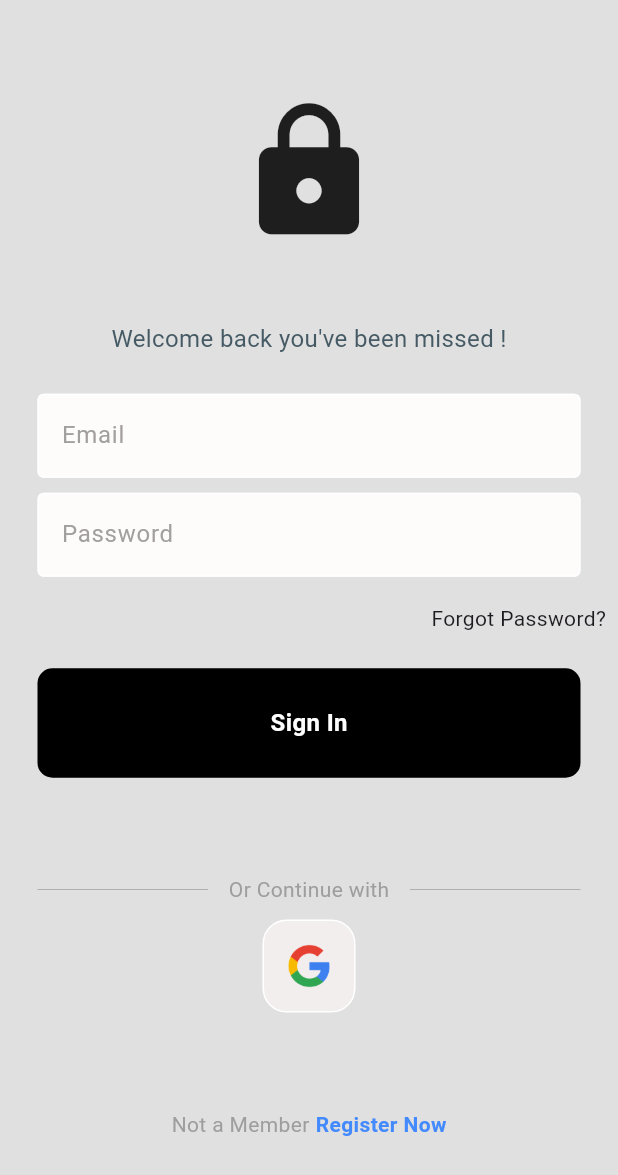
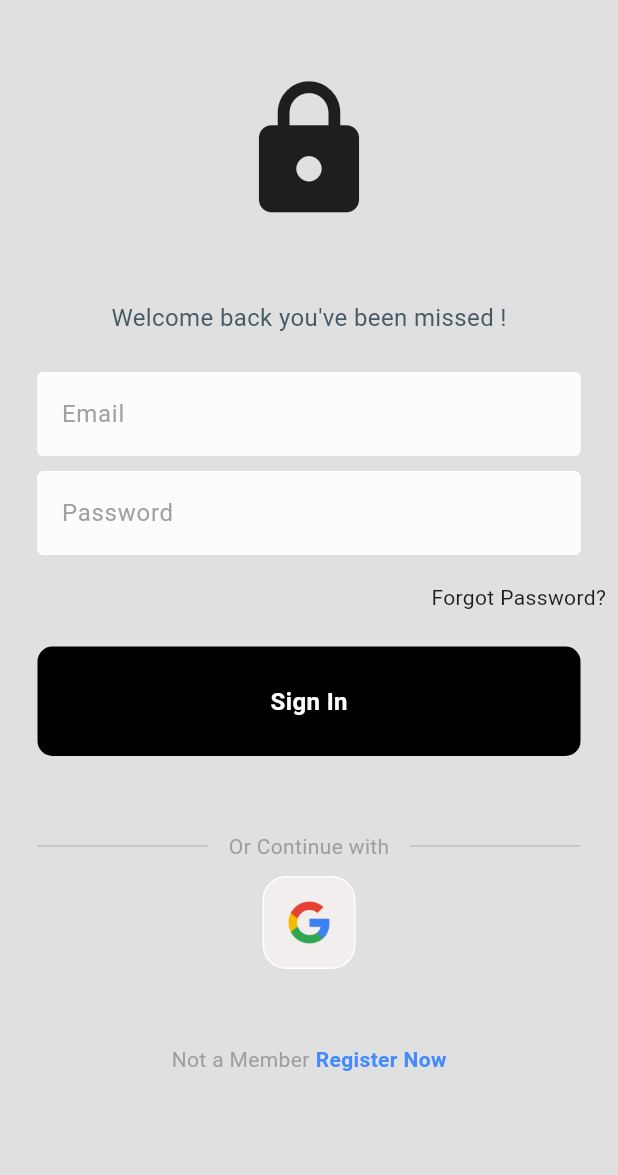
Before and after one commit to UDARALAKSHITHA23/BMI_CAL, a Flutter app: the screen it shows after launch, on a phone screen of 412 x 824 dp. Shown: the top 1175 px of the screen. Run offline on Flutter 3.47's test engine with Material 3 defaults, Android fonts, the phone set to English and light mode, and no system bars; our stand-ins replace percent_indicator, syncfusion_flutter_sliders; missing offline and left inert: neumorphic_ui.

Commit message:
Fixed the login screen UI

```diff
--- a/flutter_application_1/lib/login_page.dart
+++ b/flutter_application_1/lib/login_page.dart
@@ -19,11 +19,12 @@ class LoginPage extends StatelessWidget {
   Widget build(BuildContext context) {
     return Scaffold(
       backgroundColor: Colors.grey[300],
-      body: SafeArea(
+      body: SingleChildScrollView(
+        child: Expanded(
           child: Column(
             mainAxisAlignment: MainAxisAlignment.center,
             children: [
-            const Spacer(),
+              const Space(),
               //logo
               const Icon(
                 Icons.lock,
@@ -80,7 +81,7 @@ class LoginPage extends StatelessWidget {
               SignButton(
                 onTap: signInUser,
               ),
-            const Spacer(),
+              const Space(),
 
               //or continue with
               const Padding(
@@ -118,7 +119,7 @@ class LoginPage extends StatelessWidget {
                   SquareTitle(imageParth: 'lib/Images/google.png'),
                 ],
               ),
-            const Spacer(),
+              const Space(),
               const Row(
                 mainAxisAlignment: MainAxisAlignment.center,
                 children: [
@@ -137,11 +138,25 @@ class LoginPage extends StatelessWidget {
                 ],
               ),
               // google sign in button
-            const Spacer(),
+              const Space(),
               // not a member? register now
             ],
+          ),
         ),
       ),
     );
   }
 }
+
+class Space extends StatelessWidget {
+  const Space({
+    super.key,
+  });
+
+  @override
+  Widget build(BuildContext context) {
+    return const SizedBox(
+      height: 50,
+    );
+  }
+}
```
Lines whose indentation alone changed are shown as unchanged.
